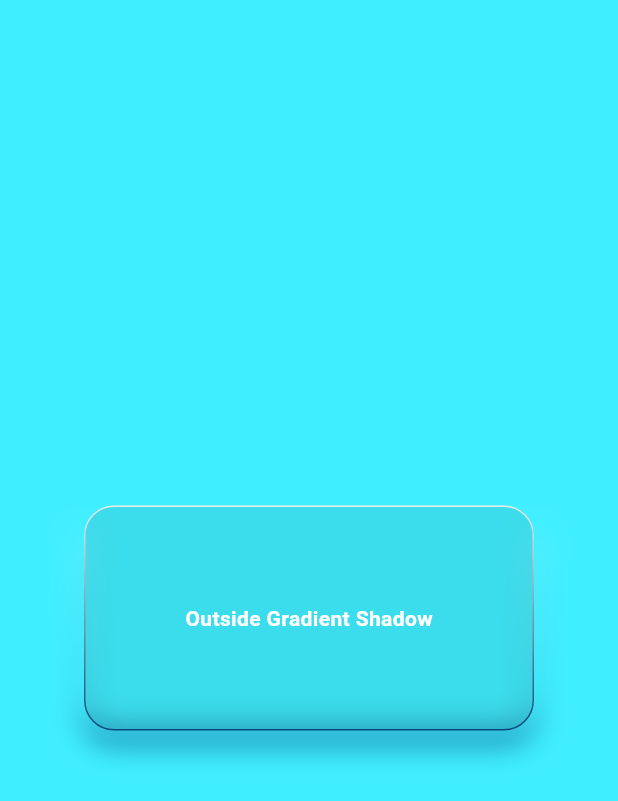
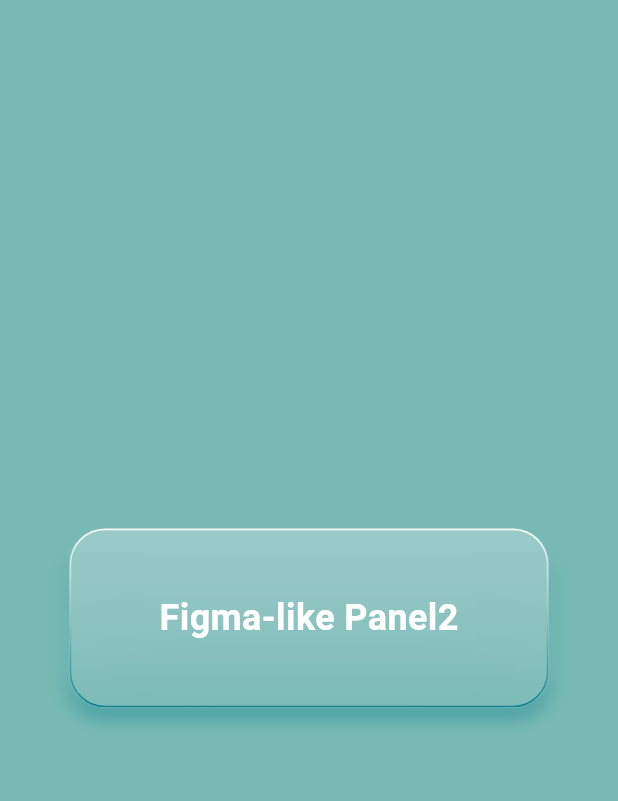
Before and after one commit to Pattaphon-sr/room_reservation_system_app, a Flutter app: the screen it shows after launch, on a phone screen of 412 x 824 dp. Shown: the top 801 px of the screen. Run offline on Flutter 3.47's test engine with Material 3 defaults, Android fonts, the phone set to English and light mode, and no system bars.

Commit message:
Complete: figma_panel

```diff
--- a/lib/core/theme/app_colors.dart
+++ b/lib/core/theme/app_colors.dart
@@ -10,10 +10,8 @@ class AppColors {
     0xFFEEEEEE,
   ); // ใช้เป็นสีปุ่ม solid ดีฟอลต์
   static const Color primary = Color(0xFF1E93AB); // ใช้เป็นสีปุ่ม solid ดีฟอลต์
-  static const Color onPrimary = Colors.white; // สีตัวอักษรบนปุ่มเข้ม
-  static const Color outline = Color(0xFFCBD5E1); // เส้นขอบอ่อน
-  static const Color disabledBg = Color(0xFFE5E7EB);
-  static const Color disabledFg = Color(0xFF9CA3AF);
+  static const Color onPrimary = Colors.white; //
+  static const Color outline = Color(0xFFCBD5E1);
 
   // ไล่เฉดหลัก (ใช้ทำปุ่ม/พื้นหลังแบบ gradient)
   static const List<Color> primaryGradient = [tealDeep, purpleDeep];
--- a/lib/core/theme/app_shapes.dart
+++ b/lib/core/theme/app_shapes.dart
@@ -6,7 +6,7 @@ class AppShapes {
   static const radiusMd = Radius.circular(16);
   static const radiusLg = Radius.circular(20);
   static const radiusXl = Radius.circular(30);
-  static const radiusXxl = Radius.circular(50);
+  static const radiusXxl = Radius.circular(44);
 
   static const roundedLg = RoundedRectangleBorder(
     borderRadius: BorderRadius.all(radiusLg),
--- /dev/null
+++ b/lib/features/auth/auth.dart
@@ -0,0 +1,3 @@
+export 'package:room_reservation_system_app/features/auth/initial_screen.dart';
+export 'package:room_reservation_system_app/features/auth/sign_in_screen.dart';
+export 'package:room_reservation_system_app/features/auth/sign_up_screen.dart';
--- a/lib/features/auth/view/sign_in_screen.dart
+++ b/lib/features/auth/sign_in_screen.dart
@@ -72,8 +72,8 @@ class _SignInScreenState extends State<SignInScreen> {
                       color: Color(0xFFEEEEEE),
                       shape: RoundedRectangleBorder(
                         borderRadius: BorderRadius.only(
-                          topLeft: Radius.circular(44),
-                          topRight: Radius.circular(44),
+                          topLeft: AppShapes.radiusXxl,
+                          topRight: AppShapes.radiusXxl,
                         ),
                       ),
                     ),
--- a/lib/features/auth/view/sign_up_screen.dart
+++ b/lib/features/auth/sign_up_screen.dart
@@ -75,8 +75,8 @@ class _SignUpScreenState extends State<SignUpScreen> {
                       color: Color(0xFFEEEEEE),
                       shape: RoundedRectangleBorder(
                         borderRadius: BorderRadius.only(
-                          topLeft: Radius.circular(44),
-                          topRight: Radius.circular(44),
+                          topLeft: AppShapes.radiusXxl,
+                          topRight: AppShapes.radiusXxl,
                         ),
                       ),
                     ),
--- a/lib/features/test_screen.dart
+++ b/lib/features/test_screen.dart
@@ -1,6 +1,4 @@
 import 'package:flutter/material.dart';
-import 'package:room_reservation_system_app/core/theme/theme.dart';
-import 'package:room_reservation_system_app/shared/overlays/films.dart';
 import 'package:room_reservation_system_app/shared/widgets/widgets.dart';
 
 class TestScreen extends StatelessWidget {
@@ -9,36 +7,58 @@ class TestScreen extends StatelessWidget {
   @override
   Widget build(BuildContext context) {
     return Scaffold(
-      backgroundColor: const Color.fromARGB(255, 64, 239, 255),
-      body: Center(
-        child: GradientBorderBox(
-          width: 300,
-          height: 150,
-          borderRadius: 20,
-          borderWidth: 1,
-          borderGradient: const LinearGradient(
-            colors: [Color(0xFFFFFFFF), Color(0xFF065084)],
+      backgroundColor: Color(0xFF78B9B5),
+      body: SafeArea(
+        child: Center(
+          child: FigmaPanel(
+            width: 320,
+            height: 120,
+            borderRadius: 24,
+
+            // Fill 2 ชั้น (เหมือน Fill list ใน Figma)
+            fills: const [
+              // FillLayer.color(Color(0xFF320A6B), opacity: 0.5),
+              FillLayer.gradient(
+                LinearGradient(
                   begin: Alignment.topCenter,
                   end: Alignment.bottomCenter,
+                  colors: [Color(0x40FFFFFF), Color(0x10FFFFFF)],
                 ),
-          backgroundColor: const Color(0x14000000),
-          shadowGradient: const LinearGradient(
+                opacity: 1.0,
+                // onTopOfChild: true,  // ถ้าอยากวางทับตัวอักษร
+              ),
+            ],
+
+            // Stroke (Position: Inside, Weight: 1)
+            stroke: const StrokeSpec(
+              weight: 1,
+              position: StrokePosition.inside,
+              gradient: LinearGradient(
                 begin: Alignment.topCenter,
                 end: Alignment.bottomCenter,
-            colors: [
-              Color(0xFFFFFFFF), // เข้มด้านบน
-              Color(0xFF065084), // จางด้านล่าง
-            ],
+                colors: [Color(0xFFFFFFFF), Color(0xFF0F828C)],
               ),
-          shadowBlurSigma: 10,
-          shadowOffset: const Offset(0, 6),
-          shadowSpread: 2,
+            ),
+
+            // Shadow: X=0, Y=4, Blur=24, Spread=-1, สี #320A6B (outside only)
+            shadow: const ShadowSpec(
+              color: Color(0xFF0F828C),
+              offsetX: 0,
+              offsetY: 4,
+              blurSigma: 6,
+              spread: 1,
+            ),
+
+            // เปิดเบลอพื้นหลังภายใน (ถ้าต้องการ)
+            backgroundBlurSigma: 45,
             child: const Center(
               child: Text(
-              'Outside Gradient Shadow',
+                'Figma-like Panel2',
                 style: TextStyle(
+                  fontSize: 24,
                   color: Colors.white,
                   fontWeight: FontWeight.w700,
+                ),
               ),
             ),
           ),
--- a/lib/shared/painters/painters.dart
+++ /dev/null
@@ -1 +0,0 @@
-export 'package:room_reservation_system_app/shared/painters/gradient_border_painter.dart';
--- /dev/null
+++ b/lib/shared/widgets/containers/figma_panel.dart
@@ -0,0 +1,323 @@
+import 'dart:ui';
+import 'package:flutter/material.dart';
+
+/// ตำแหน่งของ Stroke (เหมือน Figma)
+enum StrokePosition { inside, center, outside }
+
+/// สเปกเส้นขอบ (Stroke) — รองรับ Gradient + ตำแหน่ง + ความหนา
+class StrokeSpec {
+  final Gradient gradient;
+  final double weight;
+  final StrokePosition position;
+  const StrokeSpec({
+    required this.gradient,
+    this.weight = 1.0,
+    this.position = StrokePosition.center,
+  });
+}
+
+/// สเปกเงา (Drop shadow) — outside only, รองรับ Gradient/Color
+class ShadowSpec {
+  /// เลือก color หรือ gradient (gradient จะถูกใช้เป็นหลักถ้ากำหนด)
+  final Color? color;
+  final Gradient? gradient;
+
+  /// ตำแหน่งเงา
+  final double offsetX;
+  final double offsetY;
+
+  /// ความเบลอ (sigma)
+  final double blurSigma;
+
+  /// ขยาย/หดวงเงา (ติดลบได้)
+  final double spread;
+
+  const ShadowSpec({
+    this.color,
+    this.gradient,
+    this.offsetX = 0,
+    this.offsetY = 4,
+    this.blurSigma = 24,
+    this.spread = -1,
+  });
+}
+
+/// Fill แต่ละชั้น (สี/กราเดียนต์ + ความทึบ + จะทับบน child ไหม)
+class FillLayer {
+  final Color? color;
+  final Gradient? gradient;
+  final double opacity; // 0..1
+  final bool onTopOfChild; // true = วางเหนือ child
+
+  const FillLayer.color(
+    this.color, {
+    this.opacity = 1.0,
+    this.onTopOfChild = false,
+  }) : gradient = null;
+
+  const FillLayer.gradient(
+    this.gradient, {
+    this.opacity = 1.0,
+    this.onTopOfChild = false,
+  }) : color = null;
+}
+
+/// แผงแบบ Figma: Stroke ไล่สี (inside/center/outside) + เงา gradient (outside-only)
+/// + Fill หลายเลเยอร์ + Background blur (เฉพาะภายใน)
+class FigmaPanel extends StatelessWidget {
+  const FigmaPanel({
+    super.key,
+    this.width,
+    this.height,
+    this.borderRadius = 24,
+    this.stroke,
+    this.shadow,
+    this.backgroundBlurSigma = 0,
+    this.fills = const <FillLayer>[],
+    this.child,
+  });
+
+  final double? width;
+  final double? height;
+
+  /// มุมโค้ง
+  final double borderRadius;
+
+  /// เส้นขอบ (ถ้าไม่กำหนด = ไม่มี)
+  final StrokeSpec? stroke;
+
+  /// เงาดรอป (ถ้าไม่กำหนด = ไม่มี)
+  final ShadowSpec? shadow;
+
+  /// เบลอพื้นหลัง “ภายในกรอบ” (BackdropFilter)
+  final double backgroundBlurSigma;
+
+  /// Fill หลายชั้น (สี/gradient) + opacity + วางบน/ใต้ child
+  final List<FillLayer> fills;
+
+  final Widget? child;
+
+  @override
+  Widget build(BuildContext context) {
+    // วางเป็น 3 ชั้น: Shadow (ล่าง) → Content+Blur+Fills (กลาง) → Stroke (บน)
+    return Stack(
+      children: [
+        // 1) เงา (outside only)
+        CustomPaint(
+          painter: _ShadowPainter(radius: borderRadius, shadow: shadow),
+          child: SizedBox(width: width, height: height),
+        ),
+
+        // 2) เนื้อหาภายใน + เบลอ + ฟิลล์
+        ClipRRect(
+          borderRadius: BorderRadius.circular(borderRadius),
+          child: SizedBox(
+            width: width,
+            height: height,
+            child: Stack(
+              children: [
+                if (backgroundBlurSigma > 0)
+                  Positioned.fill(
+                    child: BackdropFilter(
+                      filter: ImageFilter.blur(
+                        sigmaX: backgroundBlurSigma,
+                        sigmaY: backgroundBlurSigma,
+                      ),
+                      child: const SizedBox.shrink(),
+                    ),
+                  ),
+
+                // fills ใต้ child
+                for (final f in fills.where((f) => !f.onTopOfChild))
+                  Positioned.fill(child: _buildFill(f)),
+
+                if (child != null) Positioned.fill(child: child!),
+
+                // fills เหนือ child
+                for (final f in fills.where((f) => f.onTopOfChild))
+                  Positioned.fill(child: _buildFill(f)),
+              ],
+            ),
+          ),
+        ),
+
+        // 3) เส้นขอบ (อยู่บนสุด ไม่โดนเบลอ)
+        CustomPaint(
+          foregroundPainter: _StrokePainter(
+            radius: borderRadius,
+            stroke: stroke,
+          ),
+          child: SizedBox(width: width, height: height),
+        ),
+      ],
+    );
+  }
+
+  Widget _buildFill(FillLayer f) {
+    final op = f.opacity.clamp(0.0, 1.0);
+    if (f.gradient != null) {
+      return DecoratedBox(
+        decoration: BoxDecoration(gradient: f.gradient!.scale(op)),
+      );
+    }
+    return ColoredBox(color: (f.color ?? Colors.transparent).withOpacity(op));
+  }
+}
+
+/// ======================= PAINTERS =======================
+
+class _ShadowPainter extends CustomPainter {
+  _ShadowPainter({required this.radius, required this.shadow});
+  final double radius;
+  final ShadowSpec? shadow;
+
+  @override
+  void paint(Canvas canvas, Size size) {
+    final s = shadow;
+    if (s == null ||
+        (s.color == null && s.gradient == null) ||
+        s.blurSigma <= 0)
+      return;
+
+    final baseRect = Offset.zero & size;
+
+    // รูปร่างกล่องจริง (ด้านใน)
+    final innerRRect = RRect.fromRectAndRadius(
+      baseRect,
+      Radius.circular(radius),
+    );
+
+    // สร้างกรอบนอก: เลื่อน + spread
+    final movedRect = baseRect.shift(Offset(s.offsetX, s.offsetY));
+    final outerRect = movedRect.inflate(s.spread);
+    final outerRRect = RRect.fromRectAndRadius(
+      outerRect,
+      Radius.circular(radius + s.spread),
+    );
+
+    // เงาเฉพาะนอกกรอบ: outer - inner
+    final outerPath = Path()..addRRect(outerRRect);
+    final innerPath = Path()..addRRect(innerRRect);
+    final ringPath = Path.combine(
+      PathOperation.difference,
+      outerPath,
+      innerPath,
+    );
+
+    final paint = Paint()
+      ..style = PaintingStyle.fill
+      ..maskFilter = MaskFilter.blur(BlurStyle.normal, s.blurSigma);
+
+    if (s.gradient != null) {
+      paint.shader = s.gradient!.createShader(outerRect);
+    } else if (s.color != null) {
+      paint.color = s.color!;
+    }
+
+    canvas.drawPath(ringPath, paint);
+  }
+
+  @override
+  bool shouldRepaint(covariant _ShadowPainter old) =>
+      old.radius != radius || old.shadow != shadow;
+}
+
+class _StrokePainter extends CustomPainter {
+  _StrokePainter({required this.radius, required this.stroke});
+  final double radius;
+  final StrokeSpec? stroke;
+
+  @override
+  void paint(Canvas canvas, Size size) {
+    final st = stroke;
+    if (st == null || st.weight <= 0) return;
+
+    final rect = Offset.zero & size;
+
+    // คำนวณตำแหน่งสโตรก: inside / center / outside
+    double deflate;
+    switch (st.position) {
+      case StrokePosition.center:
+        deflate = st.weight / 2;
+        break;
+      case StrokePosition.inside:
+        deflate = st.weight;
+        break;
+      case StrokePosition.outside:
+        deflate = 0;
+        break;
+    }
+
+    // outside: ให้ดู “ขยายออก” โดยเลื่อน path ออกครึ่งหนึ่ง
+    final baseRect = (st.position == StrokePosition.outside)
+        ? rect.deflate(st.weight / 2)
+        : rect.deflate(deflate);
+
+    final rrect = RRect.fromRectAndRadius(
+      baseRect,
+      Radius.circular(
+        (st.position == StrokePosition.outside)
+            ? (radius + st.weight / 2)
+            : (radius - deflate).clamp(0, radius),
+      ),
+    );
+
+    final paint = Paint()
+      ..style = PaintingStyle.stroke
+      ..strokeWidth = st.weight
+      ..shader = st.gradient.createShader(rect);
+
+    canvas.drawRRect(rrect, paint);
+  }
+
+  @override
+  bool shouldRepaint(covariant _StrokePainter old) =>
+      old.radius != radius || old.stroke != stroke;
+}
+
+/// ======================= HELPERS =======================
+
+extension _GradientOpacity on Gradient {
+  /// สเกลความทึบของ colors ใน Gradient ให้รวมกับ opacity (0..1)
+  Gradient scale(double opacity) {
+    if (opacity >= 0.999) return this;
+    if (this is LinearGradient) {
+      final g = this as LinearGradient;
+      return LinearGradient(
+        begin: g.begin,
+        end: g.end,
+        stops: g.stops,
+        transform: g.transform,
+        colors: g.colors
+            .map((c) => c.withOpacity(c.opacity * opacity))
+            .toList(),
+      );
+    } else if (this is RadialGradient) {
+      final g = this as RadialGradient;
+      return RadialGradient(
+        center: g.center,
+        radius: g.radius,
+        focal: g.focal,
+        focalRadius: g.focalRadius,
+        stops: g.stops,
+        transform: g.transform,
+        colors: g.colors
+            .map((c) => c.withOpacity(c.opacity * opacity))
+            .toList(),
+      );
+    } else if (this is SweepGradient) {
+      final g = this as SweepGradient;
+      return SweepGradient(
+        center: g.center,
+        startAngle: g.startAngle,
+        endAngle: g.endAngle,
+        stops: g.stops,
+        transform: g.transform,
+        colors: g.colors
+            .map((c) => c.withOpacity(c.opacity * opacity))
+            .toList(),
+      );
+    }
+    return this;
+  }
+}
--- a/lib/shared/widgets/containers/gradient_border_box.dart
+++ /dev/null
@@ -1,151 +0,0 @@
-import 'package:flutter/material.dart';
-
-class GradientBorderBox extends StatelessWidget {
-  const GradientBorderBox({
-    super.key,
-    this.width,
-    this.height,
-    this.borderRadius = 20,
-    this.borderWidth = 2,
-    required this.borderGradient,
-    this.backgroundColor = Colors.transparent,
-    // Shadow (outside-only, gradient)
-    this.shadowGradient,
-    this.shadowBlurSigma = 16,
-    this.shadowOffset = const Offset(0, 8),
-    this.shadowSpread = 8,
-    this.child,
-  });
-
-  final double? width;
-  final double? height;
-
-  // Border
-  final double borderRadius;
-  final double borderWidth;
-  final Gradient borderGradient;
-
-  // Fill
-  final Color backgroundColor;
-
-  // Shadow (gradient outside only)
-  final Gradient? shadowGradient;
-  final double shadowBlurSigma;
-  final Offset shadowOffset;
-  final double shadowSpread;
-
-  final Widget? child;
-
-  @override
-  Widget build(BuildContext context) {
-    return CustomPaint(
-      painter: _GradientBorderShadowPainter(
-        borderRadius: borderRadius,
-        borderWidth: borderWidth,
-        borderGradient: borderGradient,
-        shadowGradient: shadowGradient,
-        shadowBlurSigma: shadowBlurSigma,
-        shadowOffset: shadowOffset,
-        shadowSpread: shadowSpread,
-      ),
-      child: ClipRRect(
-        borderRadius: BorderRadius.circular(borderRadius),
-        child: Container(
-          width: width,
-          height: height,
-          color: backgroundColor,
-          child: child,
-        ),
-      ),
-    );
-  }
-}
-
-class _GradientBorderShadowPainter extends CustomPainter {
-  _GradientBorderShadowPainter({
-    required this.borderRadius,
-    required this.borderWidth,
-    required this.borderGradient,
-    required this.shadowGradient,
-    required this.shadowBlurSigma,
-    required this.shadowOffset,
-    required this.shadowSpread,
-  });
-
-  final double borderRadius;
-  final double borderWidth;
-  final Gradient borderGradient;
-
-  final Gradient? shadowGradient;
-  final double shadowBlurSigma;
-  final Offset shadowOffset;
-  final double shadowSpread;
-
-  @override
-  void paint(Canvas canvas, Size size) {
-    final baseRect = Offset.zero & size;
-
-    // ===== 1) เงาแบบ Gradient "นอกกล่องเท่านั้น" =====
-    if (shadowGradient != null && shadowBlurSigma > 0) {
-      // สร้างกรอบด้านใน (ตัวกล่องจริง)
-      final innerRRect = RRect.fromRectAndRadius(
-        baseRect,
-        Radius.circular(borderRadius),
-      );
-
-      // สร้างกรอบด้านนอก (ขยาย + เลื่อนตาม offset)
-      final outerRect = Rect.fromLTWH(
-        shadowOffset.dx,
-        shadowOffset.dy,
-        size.width,
-        size.height,
-      ).inflate(shadowSpread);
-
-      final outerRRect = RRect.fromRectAndRadius(
-        outerRect,
-        Radius.circular(borderRadius + shadowSpread),
-      );
-
-      // วาดเฉพาะวงแหวน "ภายนอก" = outer - inner
-      final outerPath = Path()..addRRect(outerRRect);
-      final innerPath = Path()..addRRect(innerRRect);
-      final ringPath = Path.combine(
-        PathOperation.difference,
-        outerPath,
-        innerPath,
-      );
-
-      final shadowPaint = Paint()
-        ..shader = shadowGradient!.createShader(outerRect)
-        ..maskFilter = MaskFilter.blur(BlurStyle.normal, shadowBlurSigma)
-        ..style = PaintingStyle.fill;
-
-      canvas.drawPath(ringPath, shadowPaint);
-    }
-
-    // ===== 2) เส้นขอบแบบ Gradient =====
-    final borderRect = baseRect.deflate(borderWidth / 2);
-    final borderRRect = RRect.fromRectAndRadius(
-      borderRect,
-      Radius.circular(borderRadius - borderWidth / 2),
-    );
-
-    final borderPaint = Paint()
-      ..shader = borderGradient.createShader(baseRect)
-      ..style = PaintingStyle.stroke
-      ..strokeWidth = borderWidth;
-
-    canvas.drawRRect(borderRRect, borderPaint);
-  }
-
-  @override
-  bool shouldRepaint(covariant _GradientBorderShadowPainter old) {
-    return old.borderRadius != borderRadius ||
-        old.borderWidth != borderWidth ||
-        old.borderGradient != borderGradient ||
-        old.shadowGradient != shadowGradient ||
-        old.shadowBlurSigma != shadowBlurSigma ||
-        old.shadowOffset != shadowOffset ||
-        old.shadowSpread != shadowSpread;
-  }
-}
--- a/lib/shared/widgets/widgets.dart
+++ b/lib/shared/widgets/widgets.dart
@@ -1,3 +1,2 @@
 export 'package:room_reservation_system_app/shared/widgets/buttons/app_button.dart';
-export 'package:room_reservation_system_app/shared/widgets/containers/gradient_border_panel.dart';
-export 'package:room_reservation_system_app/shared/widgets/containers/gradient_border_box.dart';
+export 'package:room_reservation_system_app/shared/widgets/containers/figma_panel.dart';
```
Also changed, not shown: lib/main.dart (+4 -3 lines), lib/shared/painters/gradient_border_painter.dart (deleted, +0 -35 lines), lib/shared/widgets/containers/gradient_border_panel.dart (deleted, +0 -55 lines), lib/features/auth/initial_screen.dart (renamed from lib/features/auth/view/initial_screen.dart). Lines whose indentation alone changed are shown as unchanged.
